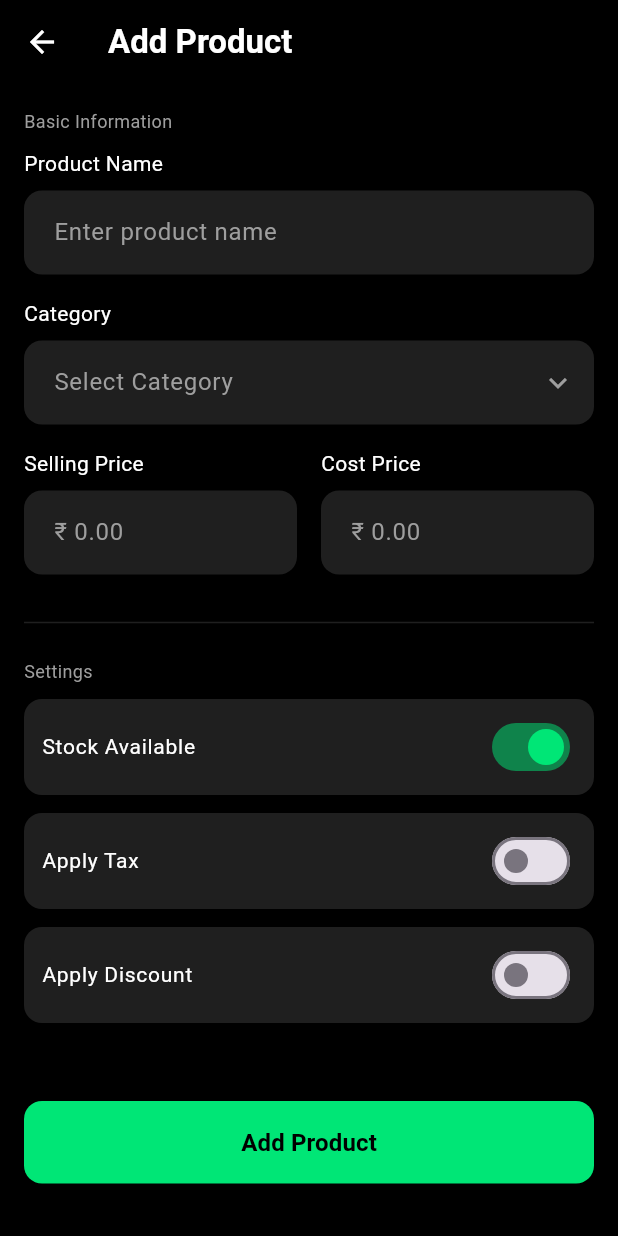
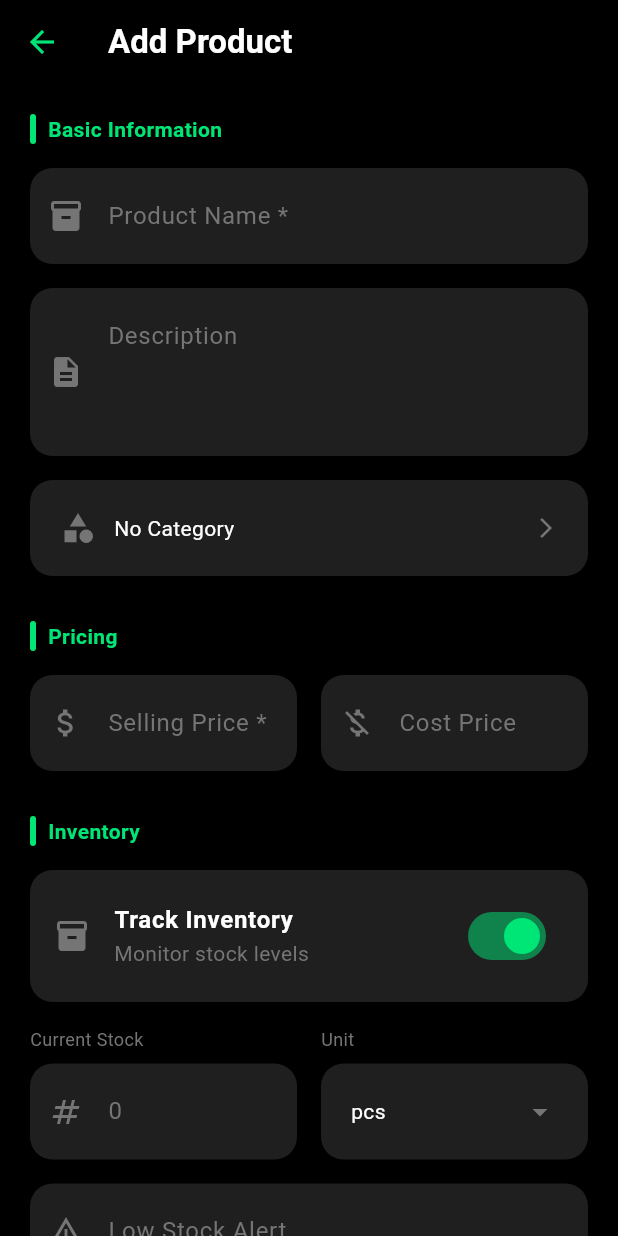
Before and after one commit to thomasmartinoa/billing_app, a Flutter app: the AddProductScreen screen opened directly, on a phone screen of 412 x 824 dp. Run offline on Flutter 3.47's test engine with Material 3 defaults, Android fonts, the phone set to English and light mode, and no system bars.

Commit message:
updated Add Product UI design

```diff
--- a/lib/screens/add_product_screen.dart
+++ b/lib/screens/add_product_screen.dart
@@ -8,173 +8,284 @@ class AddProductScreen extends StatefulWidget {
 }
 
 class _AddProductScreenState extends State<AddProductScreen> {
-  // Toggle states
-  bool isStockAvailable = true;
-  bool isTaxEnabled = false;
-  bool isDiscountEnabled = false;
+  bool isTrackInventory = true;
+  String selectedUnit = 'pcs';
+
+  // --- Design Colors ---
+  final Color backgroundColor = const Color(0xFF000000);
+  final Color surfaceColor = const Color(0xFF1F1F1F);
+  final Color accentColor = const Color(0xFF00E676);
+  final Color textWhite = Colors.white;
+  final Color textGray = const Color(0xFF757575);
 
   @override
   Widget build(BuildContext context) {
-    // Design Colors
-    const Color backgroundColor = Colors.black;
-    const Color surfaceColor = Color(0xFF1F1F1F);
-    const Color accentColor = Color(0xFF00E676);
-    const Color textWhite = Colors.white;
-    const Color textGray = Colors.grey;
-
     return Scaffold(
       backgroundColor: backgroundColor,
       appBar: AppBar(
         backgroundColor: backgroundColor,
+        elevation: 0,
         leading: IconButton(
-          icon: const Icon(Icons.arrow_back, color: textWhite),
-          onPressed: () {
-            // TODO: Handle back navigation
-          },
+          icon: Icon(Icons.arrow_back, color: accentColor),
+          onPressed: () => Navigator.pop(context),
         ),
-        title: const Text(
+        title: Text(
           "Add Product",
           style: TextStyle(color: textWhite, fontWeight: FontWeight.bold),
         ),
       ),
       body: SingleChildScrollView(
-        padding: const EdgeInsets.all(16.0),
+        padding: const EdgeInsets.all(20.0),
         child: Column(
           crossAxisAlignment: CrossAxisAlignment.start,
           children: [
-            const Text("Basic Information", style: TextStyle(color: textGray, fontSize: 12)),
-            const SizedBox(height: 10),
-
-            // --- Product Name ---
-            _buildTextField(label: "Product Name", hint: "Enter product name"),
+            // --- 1. Basic Information ---
+            _buildSectionHeader("Basic Information"),
             const SizedBox(height: 16),
-
-            // --- Category Dropdown ---
+            _buildTextField(icon: Icons.inventory_2, hint: "Product Name *"),
+            const SizedBox(height: 16),
             _buildTextField(
-              label: "Category",
-              hint: "Select Category",
-              icon: Icons.keyboard_arrow_down
+              icon: Icons.description,
+              hint: "Description",
+              maxLines: 3
             ),
             const SizedBox(height: 16),
+            _buildSelectorField(
+              icon: Icons.category,
+              hint: "No Category",
+              onTap: () {
+                // TODO: Show category selector
+              },
+            ),
+            const SizedBox(height: 30),
 
-            // --- Price Row (Selling & Cost) ---
-            // UPDATED: Now restricting input to Numbers only
+            // --- 2. Pricing ---
+            _buildSectionHeader("Pricing"),
+            const SizedBox(height: 16),
             Row(
               children: [
-                Expanded(child: _buildTextField(
-                  label: "Selling Price",
-                  hint: "₹ 0.00",
-                  inputType: const TextInputType.numberWithOptions(decimal: true)
-                )),
+                Expanded(
+                  child: _buildTextField(
+                    icon: Icons.attach_money,
+                    hint: "Selling Price *",
+                    inputType: TextInputType.number
+                  ),
+                ),
                 const SizedBox(width: 16),
-                Expanded(child: _buildTextField(
-                  label: "Cost Price",
-                  hint: "₹ 0.00",
-                  inputType: const TextInputType.numberWithOptions(decimal: true)
-                )),
+                Expanded(
+                  child: _buildTextField(
+                    icon: Icons.money_off,
+                    hint: "Cost Price",
+                    inputType: TextInputType.number
+                  ),
+                ),
               ],
             ),
-            const SizedBox(height: 24),
+            const SizedBox(height: 30),
 
-            const Divider(color: surfaceColor, thickness: 1),
+            // --- 3. Inventory ---
+            _buildSectionHeader("Inventory"),
             const SizedBox(height: 16),
-
-            // --- Toggles Section ---
-            const Text("Settings", style: TextStyle(color: textGray, fontSize: 12)),
-            const SizedBox(height: 10),
-
-            _buildSwitchTile("Stock Available", isStockAvailable, (val) {
-              setState(() => isStockAvailable = val);
-            }),
-
-            _buildSwitchTile("Apply Tax", isTaxEnabled, (val) {
-              setState(() => isTaxEnabled = val);
-            }),
-
-             _buildSwitchTile("Apply Discount", isDiscountEnabled, (val) {
-              setState(() => isDiscountEnabled = val);
-            }),
-
-            const SizedBox(height: 40),
-
-            // --- Save Button ---
-            SizedBox(
-              width: double.infinity,
-              height: 55,
-              child: ElevatedButton(
-                onPressed: () {
-                  // TODO: Save logic
-                },
-                style: ElevatedButton.styleFrom(
-                  backgroundColor: accentColor,
-                  shape: RoundedRectangleBorder(
-                    borderRadius: BorderRadius.circular(12),
+            _buildToggleTile(
+              title: "Track Inventory",
+              subtitle: "Monitor stock levels",
+              icon: Icons.inventory,
+              value: isTrackInventory,
+              onChanged: (val) => setState(() => isTrackInventory = val),
+            ),
+            const SizedBox(height: 16),
+            Row(
+              children: [
+                Expanded(
+                  child: _buildTextField(
+                    icon: Icons.numbers,
+                    hint: "0",
+                    label: "Current Stock",
+                    inputType: TextInputType.number
                   ),
                 ),
-                child: const Text(
-                  "Add Product",
-                  style: TextStyle(
-                    color: Colors.black,
-                    fontWeight: FontWeight.bold,
-                    fontSize: 16
+                const SizedBox(width: 16),
+                Expanded(
+                  child: _buildSelectorField(
+                    hint: selectedUnit,
+                    label: "Unit",
+                    showDropdownIcon: true,
+                    onTap: () {
+                      // TODO: Show unit selector
+                    },
                   ),
                 ),
-              ),
+              ],
             ),
+            const SizedBox(height: 16),
+            _buildTextField(
+              icon: Icons.warning_amber,
+              hint: "Low Stock Alert",
+              inputType: TextInputType.number
+            ),
+            const SizedBox(height: 30),
+
+            // --- 4. Identification (Optional) ---
+            _buildSectionHeader("Identification (Optional)"),
+            const SizedBox(height: 16),
+            Row(
+              children: [
+                Expanded(
+                  child: _buildTextField(icon: Icons.qr_code, hint: "SKU"),
+                ),
+                const SizedBox(width: 16),
+                Expanded(
+                  child: _buildTextField(icon: Icons.barcode_reader, hint: "Barcode"),
+                ),
+              ],
+            ),
+            const SizedBox(height: 40),
           ],
         ),
       ),
     );
   }
 
-  // --- UPDATED HELPER WIDGET ---
-  Widget _buildTextField({
-    required String label,
-    required String hint,
-    IconData? icon,
-    TextInputType inputType = TextInputType.text // Added default type
-  }) {
-    return Column(
-      crossAxisAlignment: CrossAxisAlignment.start,
+  // --- Helper: Section Header with Vertical Bar ---
+  Widget _buildSectionHeader(String title) {
+    return Row(
       children: [
-        Text(label, style: const TextStyle(color: Colors.white, fontSize: 14)),
-        const SizedBox(height: 8),
-        TextField(
-          style: const TextStyle(color: Colors.white),
-          keyboardType: inputType, // <--- Using the new input type here
-          decoration: InputDecoration(
-            filled: true,
-            fillColor: const Color(0xFF1F1F1F),
-            hintText: hint,
-            hintStyle: const TextStyle(color: Colors.grey),
-            suffixIcon: icon != null ? Icon(icon, color: Colors.grey) : null,
-            border: OutlineInputBorder(
-              borderRadius: BorderRadius.circular(12),
-              borderSide: BorderSide.none,
-            ),
-            contentPadding: const EdgeInsets.symmetric(horizontal: 16, vertical: 16),
+        Container(
+          height: 20,
+          width: 4,
+          decoration: BoxDecoration(
+            color: accentColor,
+            borderRadius: BorderRadius.circular(2),
+          ),
+        ),
+        const SizedBox(width: 8),
+        Text(
+          title,
+          style: TextStyle(
+            color: accentColor,
+            fontSize: 14,
+            fontWeight: FontWeight.w600,
           ),
         ),
       ],
     );
   }
 
-  // Helper widget for switches
-  Widget _buildSwitchTile(String title, bool value, Function(bool) onChanged) {
+  // --- Helper: Standard Text Field ---
+  Widget _buildTextField({
+    required IconData icon,
+    required String hint,
+    String? label,
+    TextInputType inputType = TextInputType.text,
+    int maxLines = 1,
+  }) {
+    return Column(
+      crossAxisAlignment: CrossAxisAlignment.start,
+      children: [
+        if (label != null) ...[
+          Text(label, style: TextStyle(color: textGray, fontSize: 12)),
+          const SizedBox(height: 8),
+        ],
+        Container(
+          decoration: BoxDecoration(
+            color: surfaceColor,
+            borderRadius: BorderRadius.circular(15),
+          ),
+          child: TextField(
+            style: TextStyle(color: textWhite),
+            keyboardType: inputType,
+            maxLines: maxLines,
+            decoration: InputDecoration(
+              hintText: hint,
+              hintStyle: TextStyle(color: textGray),
+              prefixIcon: Icon(icon, color: textGray),
+              border: InputBorder.none,
+              contentPadding: const EdgeInsets.all(20),
+            ),
+          ),
+        ),
+      ],
+    );
+  }
+
+  // --- Helper: Selector Field (like Dropdown) ---
+  Widget _buildSelectorField({
+    IconData? icon,
+    required String hint,
+    String? label,
+    required VoidCallback onTap,
+    bool showDropdownIcon = false,
+  }) {
+    return Column(
+      crossAxisAlignment: CrossAxisAlignment.start,
+      children: [
+        if (label != null) ...[
+          Text(label, style: TextStyle(color: textGray, fontSize: 12)),
+          const SizedBox(height: 8),
+        ],
+        GestureDetector(
+          onTap: onTap,
+          child: Container(
+            padding: const EdgeInsets.all(20),
+            decoration: BoxDecoration(
+              color: surfaceColor,
+              borderRadius: BorderRadius.circular(15),
+            ),
+            child: Row(
+              children: [
+                if (icon != null) ...[
+                  Icon(icon, color: textGray),
+                  const SizedBox(width: 12),
+                ],
+                Expanded(
+                  child: Text(
+                    hint,
+                    style: TextStyle(color: textWhite),
+                  ),
+                ),
+                Icon(
+                  showDropdownIcon ? Icons.arrow_drop_down : Icons.arrow_forward_ios,
+                  color: textGray,
+                  size: showDropdownIcon ? 24 : 16,
+                ),
+              ],
+            ),
+          ),
+        ),
+      ],
+    );
+  }
+
+  // --- Helper: Toggle Switch Tile ---
+  Widget _buildToggleTile({
+    required String title,
+    required String subtitle,
+    required IconData icon,
+    required bool value,
+    required ValueChanged<bool> onChanged,
+  }) {
     return Container(
-      margin: const EdgeInsets.only(bottom: 12),
-      padding: const EdgeInsets.symmetric(horizontal: 12, vertical: 4),
+      padding: const EdgeInsets.symmetric(vertical: 8),
       decoration: BoxDecoration(
-        color: const Color(0xFF1F1F1F),
-        borderRadius: BorderRadius.circular(12),
+        color: surfaceColor,
+        borderRadius: BorderRadius.circular(15),
       ),
       child: SwitchListTile(
-        title: Text(title, style: const TextStyle(color: Colors.white, fontSize: 14)),
         value: value,
         onChanged: onChanged,
-        activeColor: const Color(0xFF00E676),
-        contentPadding: EdgeInsets.zero,
+        activeColor: accentColor,
+        secondary: Icon(icon, color: textGray),
+        title: Text(title, style: TextStyle(color: textWhite, fontWeight: FontWeight.bold)),
+        subtitle: Text(subtitle, style: TextStyle(color: textGray)),
       ),
     );
   }
 }
+
+// --- TEMPORARY TEST CODE (Delete before committing) ---
+void main() {
+  runApp(const MaterialApp(
+    home: AddProductScreen(),
+    debugShowCheckedModeBanner: false,
+  ));
+}
```
